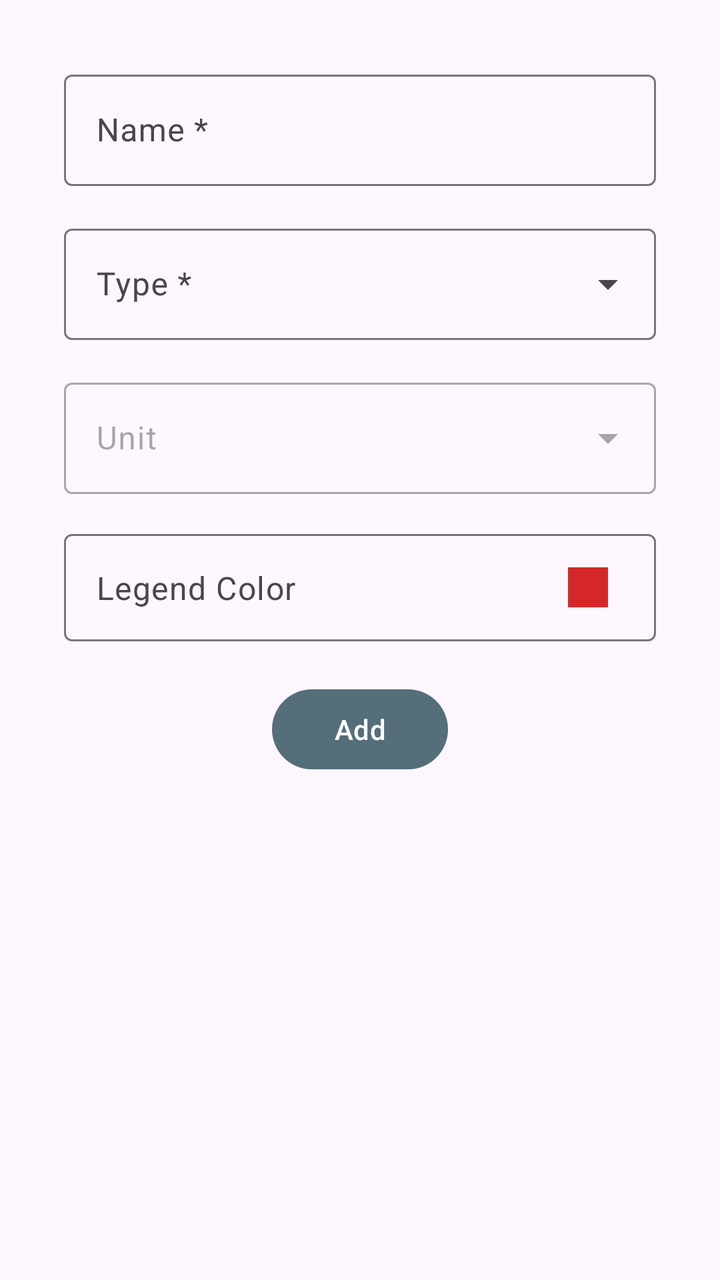
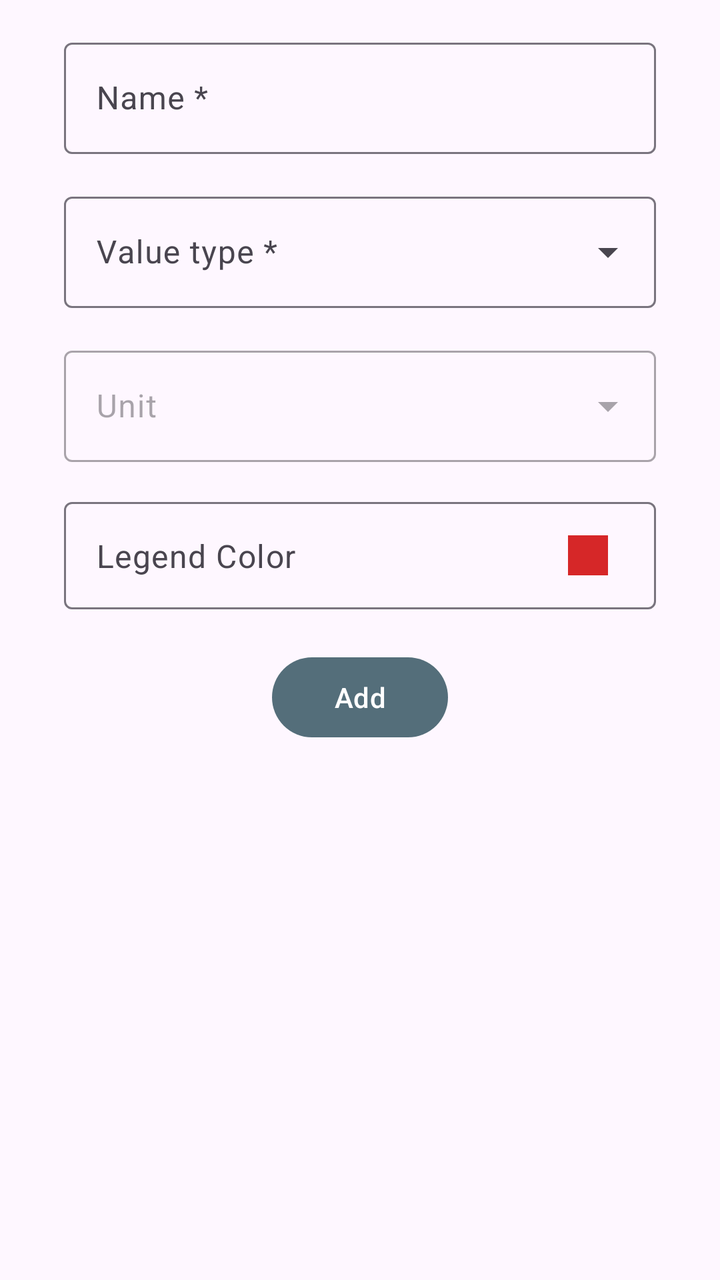

Before-and-after screenshots of an Android layout around one commit, followed by the original layout XML and the change that was made.
<!-- AndroidManifest.xml: application theme Theme.TaskTracker -->
<!-- res/layout/fragment_task.xml -->
<?xml version="1.0" encoding="utf-8"?>
<androidx.core.widget.NestedScrollView xmlns:android="http://schemas.android.com/apk/res/android"
    xmlns:app="http://schemas.android.com/apk/res-auto"
    xmlns:tools="http://schemas.android.com/tools"
    android:layout_width="match_parent"
    android:layout_height="match_parent"
    tools:context=".gui.fragments.TaskFragment">

    <androidx.constraintlayout.widget.ConstraintLayout
        android:layout_width="match_parent"
        android:layout_height="match_parent"
        android:padding="16dp">

        <com.google.android.material.textfield.TextInputLayout
            android:id="@+id/task_name_input_layout"
            android:layout_width="match_parent"
            android:layout_height="wrap_content"
            android:layout_marginStart="16dp"
            android:layout_marginTop="16dp"
            android:layout_marginEnd="16dp"
            android:hint="@string/task_header_name"
            app:layout_constraintStart_toStartOf="parent"
            app:layout_constraintTop_toTopOf="parent">

            <com.google.android.material.textfield.TextInputEditText
                android:id="@+id/task_name_edittext"
                android:layout_width="match_parent"
                android:layout_height="wrap_content"
                android:inputType="textCapSentences" />

        </com.google.android.material.textfield.TextInputLayout>

        <com.google.android.material.textfield.TextInputLayout
            android:id="@+id/task_type_input_layout"
            style="@style/Widget.Material3.TextInputLayout.OutlinedBox.ExposedDropdownMenu"
            android:layout_width="match_parent"
            android:layout_height="wrap_content"
            android:layout_marginStart="16dp"
            android:layout_marginTop="16dp"
            android:layout_marginEnd="16dp"
            android:hint="@string/task_header_type"
            app:layout_constraintStart_toStartOf="parent"
            app:layout_constraintTop_toBottomOf="@+id/task_name_input_layout">

            <AutoCompleteTextView
                android:id="@+id/task_type_edittext"
                android:layout_width="match_parent"
                android:layout_height="wrap_content"
                android:inputType="none" />

        </com.google.android.material.textfield.TextInputLayout>

        <com.google.android.material.textfield.TextInputLayout
            android:id="@+id/task_units_input_layout"
            style="@style/Widget.Material3.TextInputLayout.OutlinedBox.ExposedDropdownMenu"
            android:layout_width="match_parent"
            android:layout_height="wrap_content"
            android:layout_marginStart="16dp"
            android:layout_marginTop="16dp"
            android:layout_marginEnd="16dp"
            android:enabled="false"
            android:hint="@string/task_header_unit"
            app:layout_constraintStart_toStartOf="parent"
            app:layout_constraintTop_toBottomOf="@+id/task_type_input_layout">

            <AutoCompleteTextView
                android:id="@+id/task_units_edittext"
                android:layout_width="match_parent"
                android:layout_height="wrap_content"
                android:inputType="none" />

        </com.google.android.material.textfield.TextInputLayout>


        <Button
            android:id="@+id/task_color_input_button"
            style="@style/Widget.Material3.Button.OutlinedButton.Icon"
            android:layout_width="match_parent"
            android:layout_height="wrap_content"
            android:layout_marginStart="16dp"
            android:layout_marginTop="16dp"
            android:layout_marginEnd="16dp"
            android:gravity="start"
            android:paddingTop="16dp"
            android:paddingBottom="16dp"
            android:text="@string/task_header_color"
            android:textAppearance="?attr/textAppearanceBodyLarge"
            android:textColor="?attr/colorOnSurfaceVariant"
            app:icon="@color/legend_red"
            app:iconGravity="end"
            app:iconSize="20dp"
            app:iconTint="@color/legend_red"
            app:layout_constraintEnd_toEndOf="parent"
            app:layout_constraintStart_toStartOf="parent"
            app:layout_constraintTop_toBottomOf="@+id/task_units_input_layout"
            app:shapeAppearance="?attr/shapeAppearanceSmallComponent"
            app:strokeColor="?attr/colorOutline" />

        <Button
            android:id="@+id/button_add"
            android:layout_width="wrap_content"
            android:layout_height="wrap_content"
            android:layout_marginTop="16dp"
            android:text="@string/add"
            app:layout_constraintEnd_toEndOf="parent"
            app:layout_constraintStart_toStartOf="parent"
            app:layout_constraintTop_toBottomOf="@+id/task_color_input_button" />

    </androidx.constraintlayout.widget.ConstraintLayout>
</androidx.core.widget.NestedScrollView>
<!-- resources referenced by this layout -->
<resources>
  <color name="legend_red">#D62728</color>
  <string name="add">Add</string>
  <string name="task_header_color">Legend Color</string>
  <string name="task_header_name">Name *</string>
  <string name="task_header_type">Type *</string>
  <string name="task_header_unit">Unit</string>
  <style name="Theme.TaskTracker" parent="Base.Theme.TaskTracker" />
  <style name="Base.Theme.TaskTracker" parent="Theme.Material3.Light.NoActionBar">
          
          <item name="colorPrimaryDark">@color/device_theme_color</item>
          <item name="colorAccent">@color/colorAccent</item>
          <item name="colorPrimary">@color/colorPrimary</item>
          <item name="colorOnPrimary">@color/white</item>
          <item name="colorPrimaryContainer">@color/colorPrimary</item>
          <item name="colorOnPrimaryContainer">@color/white</item>
          <item name="colorSecondaryContainer">@color/colorPrimaryLight</item>
          <item name="colorOnSecondaryContainer">@color/white</item>
          <item name="colorSurfaceVariant">@color/colorSecondaryLight</item>
      </style>
  <color name="device_theme_color">#fffffbfe</color>
  <color name="colorAccent">#546e7a</color>
  <color name="colorPrimary">#546e7a</color>
  <color name="white">#FFFFFF</color>
  <color name="colorPrimaryLight">#819ca9</color>
  <color name="colorSecondaryLight">#c1d5e0</color>
</resources>

<!-- the commit's change to res/layout/fragment_task.xml (unified diff, before → after) -->
@@ -9,7 +9,8 @@
     <androidx.constraintlayout.widget.ConstraintLayout
         android:layout_width="match_parent"
         android:layout_height="match_parent"
-        android:padding="16dp">
+        android:paddingLeft="16dp"
+        android:paddingRight="16dp">
 
         <com.google.android.material.textfield.TextInputLayout
             android:id="@+id/task_name_input_layout"
<!-- resource entries referenced after the edit -->
@@ -4,12 +4,12 @@
   <string name="add">Add</string>
   <string name="task_header_color">Legend Color</string>
   <string name="task_header_name">Name *</string>
-  <string name="task_header_type">Type *</string>
+  <string name="task_header_type">Value type *</string>
   <string name="task_header_unit">Unit</string>
   <style name="Theme.TaskTracker" parent="Base.Theme.TaskTracker" />
   <style name="Base.Theme.TaskTracker" parent="Theme.Material3.Light.NoActionBar">
           
-          <item name="colorPrimaryDark">@color/device_theme_color</item>
+          <item name="colorPrimaryDark">@color/colorPrimaryDark</item>
           <item name="colorAccent">@color/colorAccent</item>
           <item name="colorPrimary">@color/colorPrimary</item>
           <item name="colorOnPrimary">@color/white</item>
@@ -19,7 +19,7 @@
           <item name="colorOnSecondaryContainer">@color/white</item>
           <item name="colorSurfaceVariant">@color/colorSecondaryLight</item>
       </style>
-  <color name="device_theme_color">#fffffbfe</color>
+  <color name="colorPrimaryDark">#29434e</color>
   <color name="colorAccent">#546e7a</color>
   <color name="colorPrimary">#546e7a</color>
   <color name="white">#FFFFFF</color>
